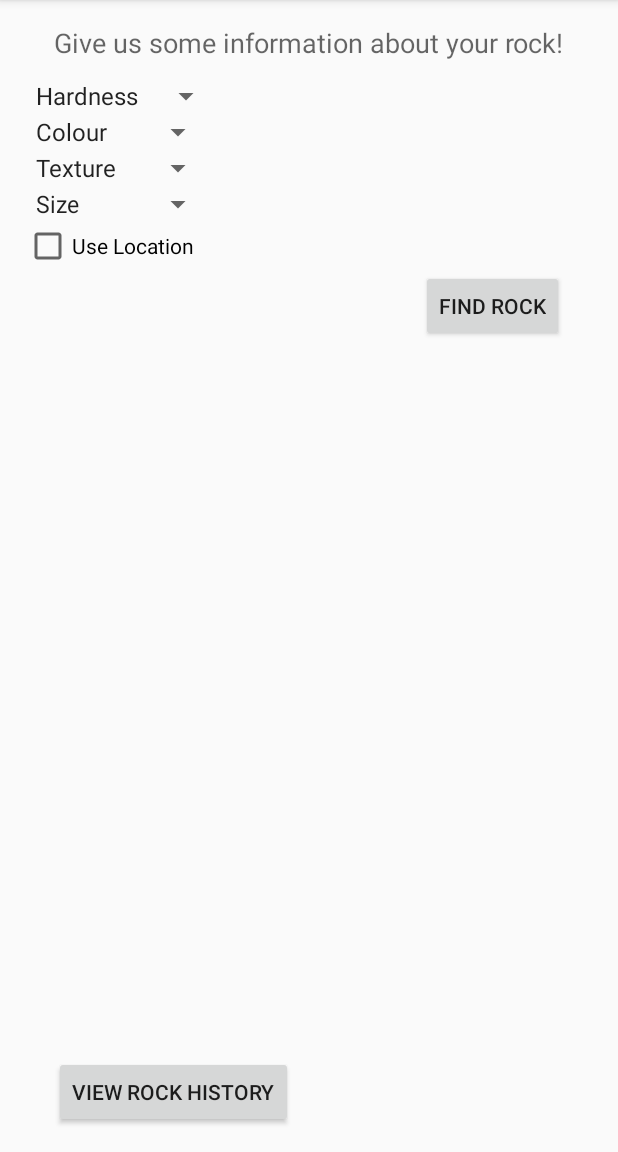
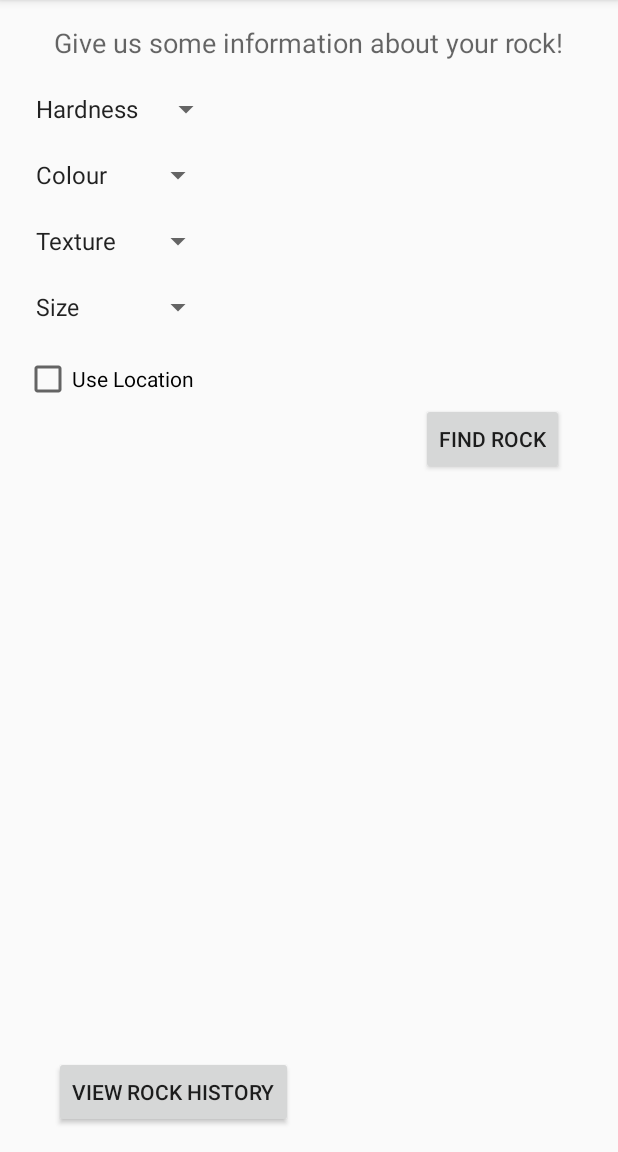
Before and after one commit to EricLeFort/3AO4, an Android app: the screen it shows after launch (Main), on a phone screen of 412 x 824 dp, the part 84-1236 px from its top. Run offline under Robolectric (Android 15) with nearby library versions, the phone set to English and light mode, and no system bars.

Commit message:
Messed with the views to make it look better

```diff
--- a/RockIdentificationApp/app/src/main/java/rockapp/rockidentificationapp/Controller.java
+++ b/RockIdentificationApp/app/src/main/java/rockapp/rockidentificationapp/Controller.java
@@ -24,6 +24,8 @@ import rockapp.rockidentificationapp.views.RockMatches;
  */
 public class Controller {
 
+    //Calling this returns an intent pointing to the history activity.
+    //The intent will be populated by a list of rocks saved by the user
     public static Intent requestHistory(Context from) {
         Intent i = new Intent(from, History.class);
         //TODO Database Query
@@ -38,6 +40,8 @@ public class Controller {
         return i;
     }
 
+    //Calling this returns an intent pointing to the rock matches activity
+    //The intent will be populated by a list of rocks returned by the forum
     public static Intent requestSearch(Context from, Hardness hardness, Colour colour, Texture texture, Size size){
         Intent i = new Intent(from, RockMatches.class);
         //TODO pull this from the forum?
--- a/RockIdentificationApp/app/src/main/java/rockapp/rockidentificationapp/views/History.java
+++ b/RockIdentificationApp/app/src/main/java/rockapp/rockidentificationapp/views/History.java
@@ -15,6 +15,8 @@ import rockapp.rockidentificationapp.R;
 import rockapp.rockidentificationapp.Rock;
 import rockapp.rockidentificationapp.RockList;
 
+//Displays a user's saved rock collection.
+//Expect incoming intents to include ArrayList<Rock> under key "HISTORY_DATA"
 public class History extends AppCompatActivity {
 
     private ListView rockList;
--- a/RockIdentificationApp/app/src/main/java/rockapp/rockidentificationapp/views/Main.java
+++ b/RockIdentificationApp/app/src/main/java/rockapp/rockidentificationapp/views/Main.java
@@ -16,6 +16,7 @@ import rockapp.rockidentificationapp.enums.Hardness;
 import rockapp.rockidentificationapp.enums.Size;
 import rockapp.rockidentificationapp.enums.Texture;
 
+//Starting page. Searches can be made from here
 public class Main extends AppCompatActivity {
 
     private Spinner hardnessSelect;
--- a/RockIdentificationApp/app/src/main/res/layout/activity_main.xml
+++ b/RockIdentificationApp/app/src/main/res/layout/activity_main.xml
@@ -13,7 +13,8 @@
         android:layout_width="wrap_content"
         android:layout_height="wrap_content"
         android:id="@+id/hardness_select"
-        android:layout_marginTop="36dp"
+        android:layout_marginTop="20dp"
+        android:layout_below="@+id/textView"
         android:layout_alignParentLeft="true"
         android:layout_alignParentStart="true" />
 
@@ -21,23 +22,28 @@
         android:layout_width="wrap_content"
         android:layout_height="wrap_content"
         android:id="@+id/colour_select"
+        android:layout_below="@+id/hardness_select"
+        android:layout_alignParentLeft="true"
         android:layout_alignParentStart="true"
-        android:layout_below="@+id/hardness_select"
-        android:layout_alignParentLeft="true" />
+        android:layout_marginTop="20dp" />
 
     <Spinner
         android:layout_width="wrap_content"
         android:layout_height="wrap_content"
         android:id="@+id/texture_select"
         android:layout_below="@+id/colour_select"
-        android:layout_alignParentLeft="true" />
+        android:layout_alignParentLeft="true"
+        android:layout_alignParentStart="true"
+        android:layout_marginTop="20dp" />
 
     <Spinner
         android:layout_width="wrap_content"
         android:layout_height="wrap_content"
         android:id="@+id/size_select"
         android:layout_below="@+id/texture_select"
-        android:layout_alignParentLeft="true" />
+        android:layout_alignParentLeft="true"
+        android:layout_alignParentStart="true"
+        android:layout_marginTop="20dp" />
 
     <TextView
         android:layout_width="wrap_content"
@@ -53,10 +59,11 @@
         android:layout_height="wrap_content"
         android:text="Use Location"
         android:id="@+id/use_location"
+        android:checked="false"
         android:layout_below="@+id/size_select"
-        android:layout_alignParentLeft="true"
-        android:layout_alignParentStart="true"
-        android:checked="false" />
+        android:layout_alignLeft="@+id/view_history"
+        android:layout_alignStart="@+id/size_select"
+        android:layout_marginTop="20dp" />
 
     <Button
         android:layout_width="wrap_content"
```
Also changed, not shown: RockIdentificationApp/app/src/main/java/rockapp/rockidentificationapp/views/RockMatches.java (+16 -2 lines), RockIdentificationApp/app/src/main/res/drawable/image_border.xml (added, +7 -0 lines), RockIdentificationApp/app/src/main/res/layout/activity_rock_matches_view.xml (+14 -1 lines), RockIdentificationApp/app/src/main/res/layout/rock_list.xml (+21 -14 lines).
